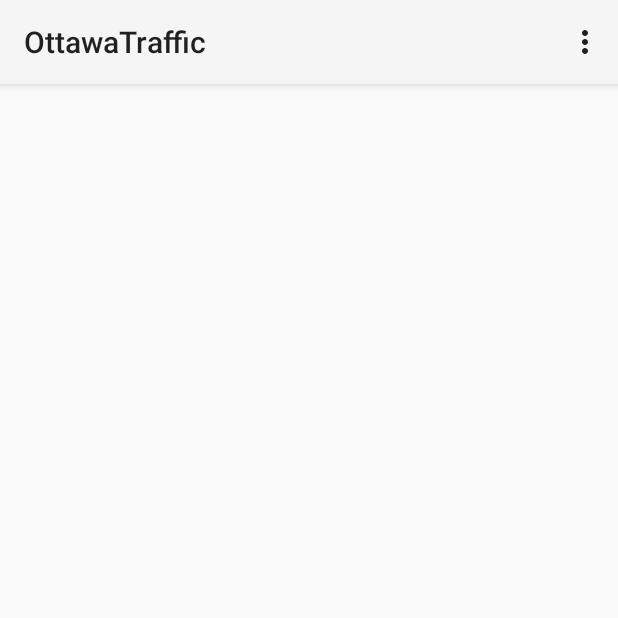
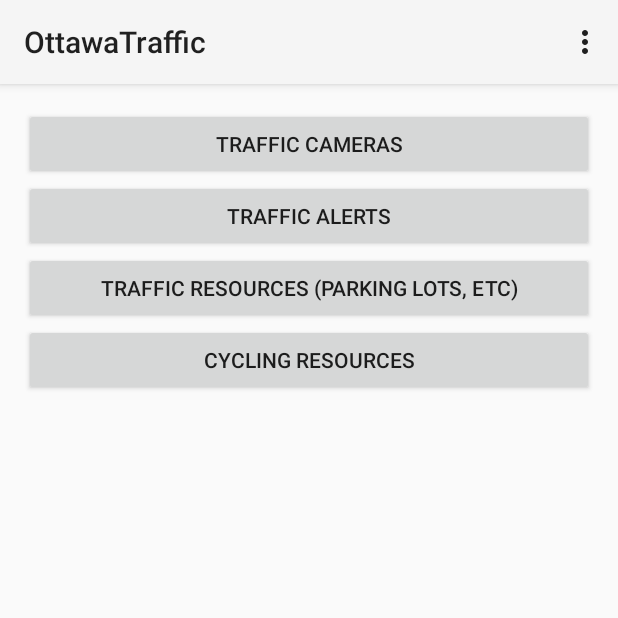
Before and after one commit to fbtariq/OttawaTraffic, an Android app: the screen it shows after launch (MainActivity), on a phone screen of 412 x 824 dp, the top half of it. Run offline under Robolectric (Android 15) with nearby library versions, the phone set to English and light mode, and no system bars.

```diff
--- a/app/src/main/res/layout/fragment_main.xml
+++ b/app/src/main/res/layout/fragment_main.xml
@@ -5,11 +5,43 @@
     android:paddingTop="@dimen/activity_vertical_margin"
     android:paddingBottom="@dimen/activity_vertical_margin" tools:context=".MainActivityFragment">
 
-    <ListView
+    <Button
+        android:layout_width="fill_parent"
+        android:layout_height="wrap_content"
+        android:text="Traffic Cameras"
+        android:id="@+id/tc_button"
+        android:layout_alignParentTop="true"
+        android:layout_alignParentStart="true"
+        android:onClick="open_gmaps"/>
+
+    <Button
+        android:layout_width="fill_parent"
+        android:layout_height="wrap_content"
+        android:text="Traffic Alerts"
+        android:id="@+id/ta_button"
+        android:layout_below="@+id/tc_button"
+        android:layout_alignParentStart="true" />
+
+    <Button
+        android:layout_width="fill_parent"
+        android:layout_height="wrap_content"
+        android:text="Traffic Resources (parking lots, etc)"
+        android:id="@+id/tr_button"
+        android:layout_below="@+id/ta_button"
+        android:layout_alignEnd="@+id/ta_button" />
+
+    <Button
+        android:layout_width="fill_parent"
+        android:layout_height="wrap_content"
+        android:text="Cycling Resources"
+        android:id="@+id/cr_button"
+        android:layout_below="@+id/tr_button"
+        android:layout_alignParentStart="true" />
+
+    <ImageView
         android:layout_width="wrap_content"
         android:layout_height="wrap_content"
-        android:id="@+id/main_listView"
-        android:layout_alignParentStart="true"
-        android:layout_alignParentTop="true" />
-
+        android:id="@+id/imageView1"
+        android:layout_below="@+id/cr_button"
+        android:layout_alignParentStart="true" />
 </RelativeLayout>
```
Also changed, not shown: app/src/main/java/com/example/fahadtariq/ottawatraffic/JSONHTTPClient.java (added, +46 -0 lines), app/src/main/java/com/example/fahadtariq/ottawatraffic/MainActivity.java (+43 -1 lines), app/src/main/java/com/example/fahadtariq/ottawatraffic/MapsActivity.java (+0 -36 lines), 1 other file.
